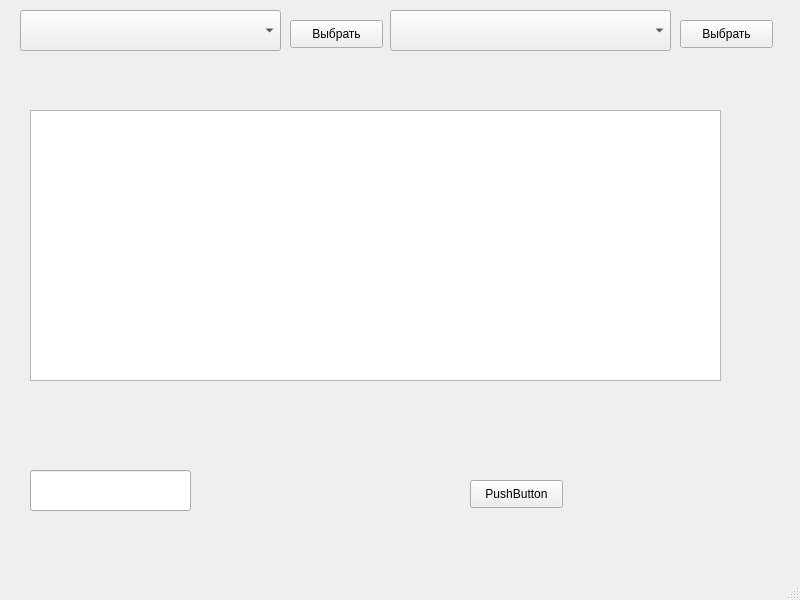
Alexandra-804/physics, file window.ui: the form before one commit.
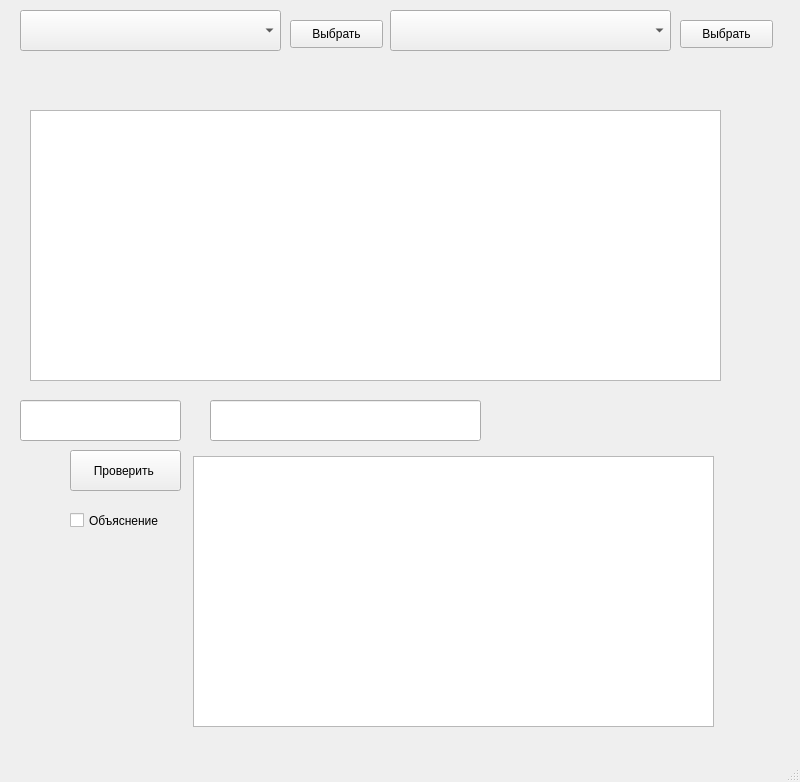
The form after the commit.

```diff
--- a/window.ui
+++ b/window.ui
@@ -7,7 +7,7 @@
     <x>0</x>
     <y>0</y>
     <width>800</width>
-    <height>600</height>
+    <height>782</height>
    </rect>
   </property>
   <property name="windowTitle">
@@ -17,8 +17,8 @@
    <widget class="QLineEdit" name="answer">
     <property name="geometry">
      <rect>
-      <x>30</x>
-      <y>470</y>
+      <x>20</x>
+      <y>400</y>
       <width>161</width>
       <height>41</height>
      </rect>
@@ -47,14 +47,14 @@
    <widget class="QPushButton" name="submit">
     <property name="geometry">
      <rect>
-      <x>470</x>
-      <y>480</y>
-      <width>93</width>
-      <height>28</height>
+      <x>70</x>
+      <y>450</y>
+      <width>111</width>
+      <height>41</height>
      </rect>
     </property>
     <property name="text">
-     <string>PushButton</string>
+     <string>Проверить </string>
     </property>
    </widget>
    <widget class="QPushButton" name="Item_btn">
@@ -93,6 +93,39 @@
      </rect>
     </property>
    </widget>
+   <widget class="QPlainTextEdit" name="explanation">
+    <property name="geometry">
+     <rect>
+      <x>193</x>
+      <y>456</y>
+      <width>521</width>
+      <height>271</height>
+     </rect>
+    </property>
+   </widget>
+   <widget class="QLineEdit" name="corr">
+    <property name="geometry">
+     <rect>
+      <x>210</x>
+      <y>400</y>
+      <width>271</width>
+      <height>41</height>
+     </rect>
+    </property>
+   </widget>
+   <widget class="QCheckBox" name="let_explain">
+    <property name="geometry">
+     <rect>
+      <x>70</x>
+      <y>500</y>
+      <width>111</width>
+      <height>41</height>
+     </rect>
+    </property>
+    <property name="text">
+     <string>Объяснение</string>
+    </property>
+   </widget>
   </widget>
   <widget class="QMenuBar" name="menubar">
    <property name="geometry">
```
